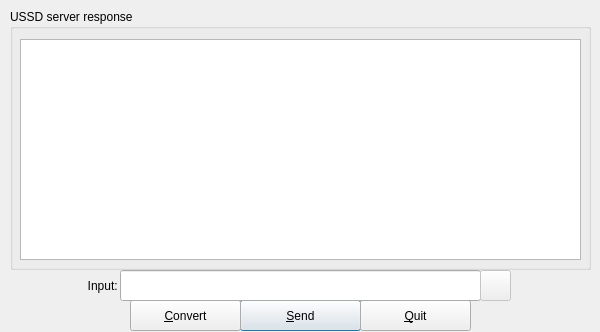
Before: the Qt Designer form mainwindow.ui in mhogomchungu/ussd-gui, drawn with Qt 5.
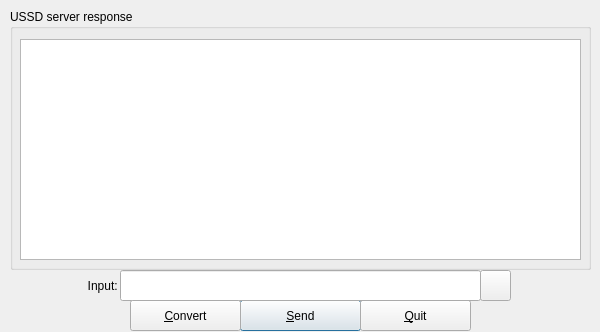
After: the same form once the commit is applied.

```diff
--- a/mainwindow.ui
+++ b/mainwindow.ui
@@ -106,7 +106,7 @@
    </widget>
    <widget class="QPushButton" name="pbHistory">
     <property name="enabled">
-     <bool>false</bool>
+     <bool>true</bool>
     </property>
     <property name="geometry">
      <rect>
```
